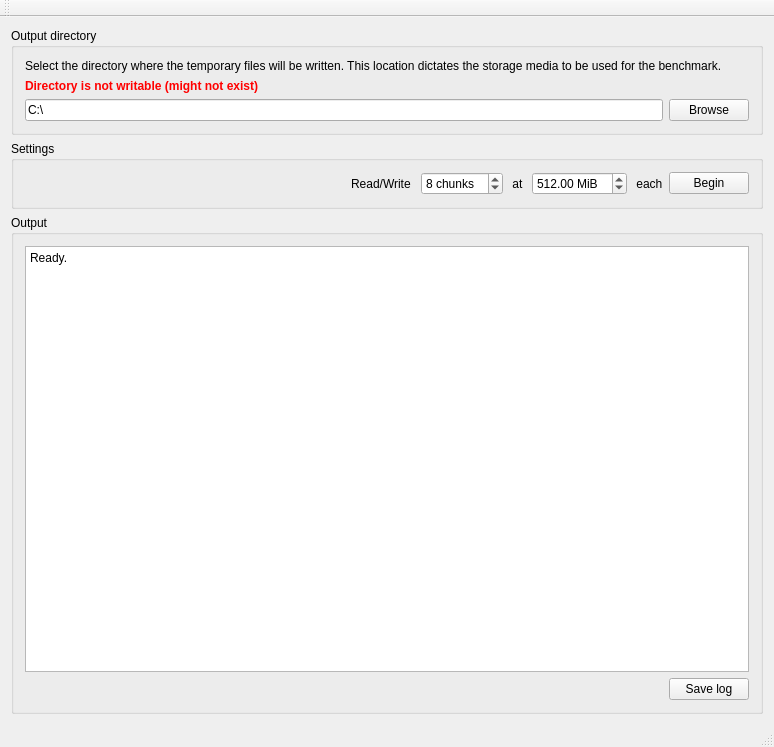
rzs840707/hddbench, file mainwindow.ui: the form before one commit.
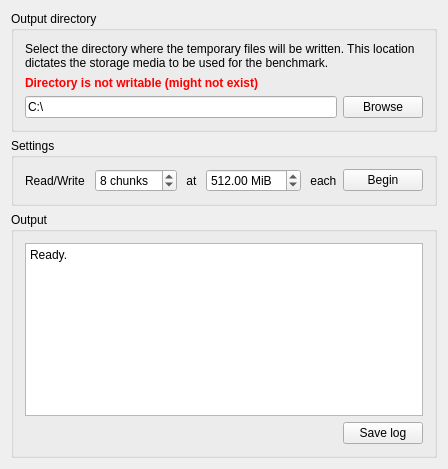
The form after the commit.

What changed in the file:
```diff
--- a/mainwindow.ui
+++ b/mainwindow.ui
@@ -6,8 +6,8 @@
    <rect>
     <x>0</x>
     <y>0</y>
-    <width>774</width>
-    <height>747</height>
+    <width>406</width>
+    <height>469</height>
    </rect>
   </property>
   <property name="windowTitle">
@@ -195,25 +195,6 @@
     </item>
    </layout>
   </widget>
-  <widget class="QMenuBar" name="menuBar">
-   <property name="geometry">
-    <rect>
-     <x>0</x>
-     <y>0</y>
-     <width>774</width>
-     <height>21</height>
-    </rect>
-   </property>
-  </widget>
-  <widget class="QToolBar" name="mainToolBar">
-   <attribute name="toolBarArea">
-    <enum>TopToolBarArea</enum>
-   </attribute>
-   <attribute name="toolBarBreak">
-    <bool>false</bool>
-   </attribute>
-  </widget>
-  <widget class="QStatusBar" name="statusBar"/>
  </widget>
  <layoutdefault spacing="6" margin="11"/>
  <resources/>
```
